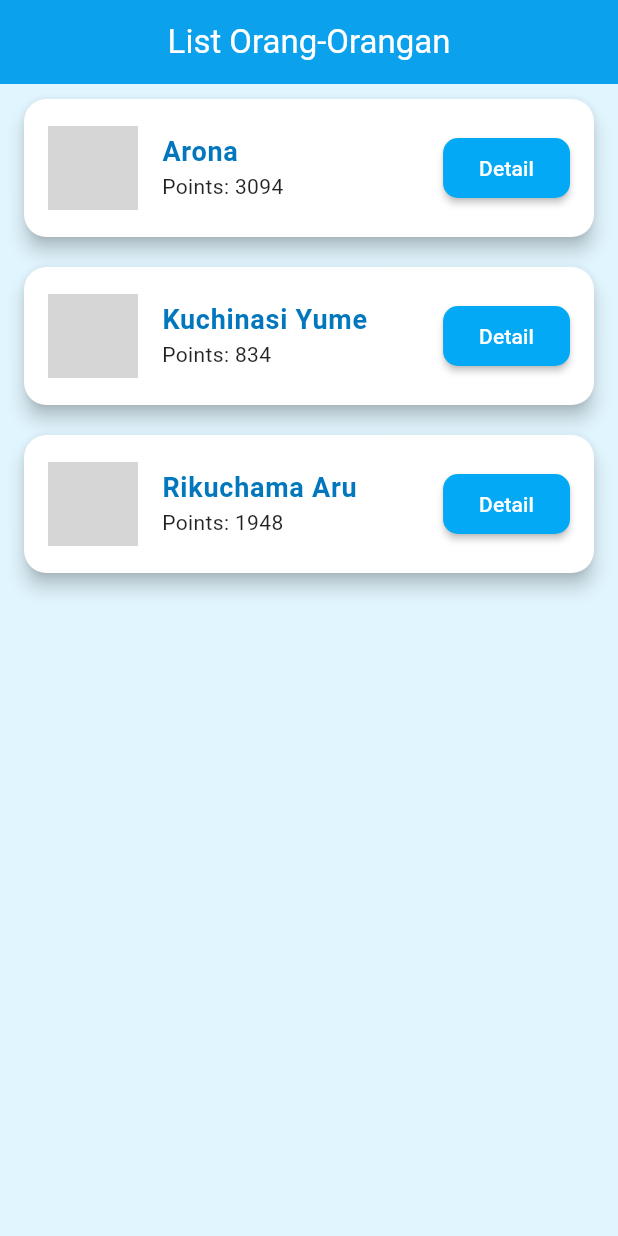
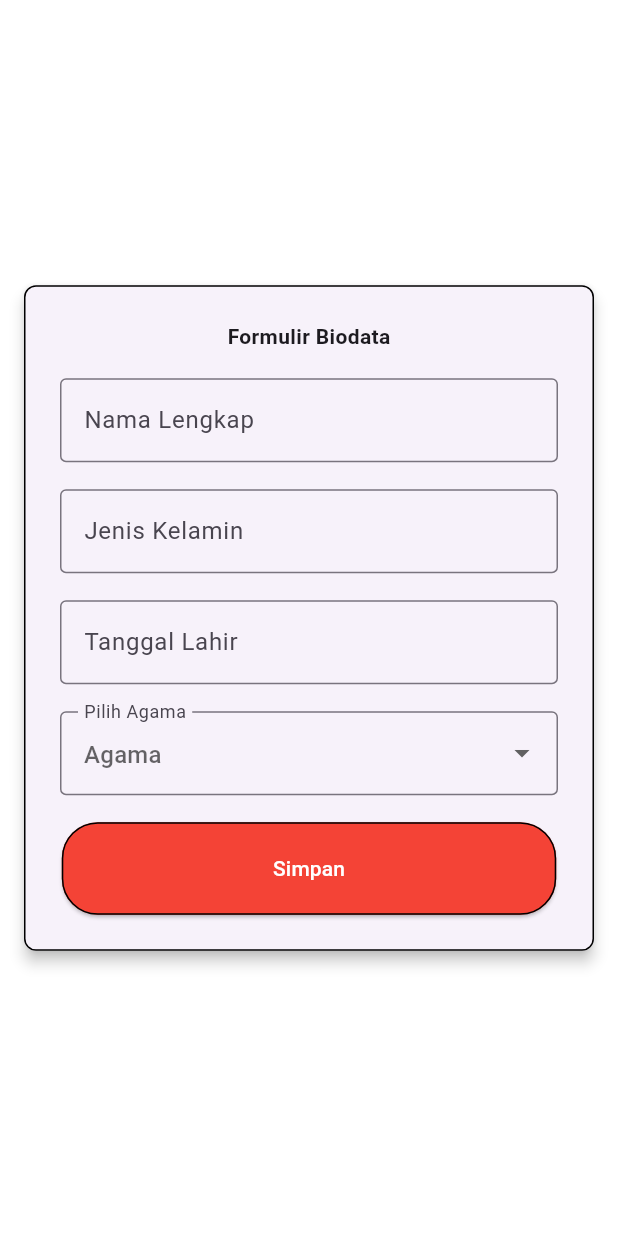
Before and after one commit to Eza-kai/flutter-XII-rpl, a Flutter app: the screen it shows after launch, on a phone screen of 412 x 824 dp. Run offline on Flutter 3.47's test engine with Material 3 defaults, Android fonts, the phone set to English and light mode, and no system bars; grey boxes are pictures that could not be loaded.

Commit message:
Belajar Form

```diff
--- /dev/null
+++ b/lib/belajar_form/form_screen.dart
@@ -0,0 +1,206 @@
+import 'package:belajar_flutter/helpers/size_helper.dart';
+import 'package:belajar_flutter/belajar_form/form_output_screen.dart';
+import 'package:flutter/material.dart';
+import 'package:intl/intl.dart';
+
+class BelajarForm extends StatefulWidget {
+  const BelajarForm({super.key});
+
+  @override
+  State<BelajarForm> createState() => BelajarFormState();
+}
+
+class BelajarFormState extends State<BelajarForm> {
+  final _formKey = GlobalKey<FormState>();
+  final _scaffoldKey = GlobalKey<ScaffoldState>();
+
+  // mendeskripsikan variabel input
+  TextEditingController namaController = TextEditingController();
+  TextEditingController jkController = TextEditingController();
+  TextEditingController tglLahirController = TextEditingController();
+  String _pilihAgama = "";
+
+  final List<String> agama = [
+    "Islam",
+    "Protestan",
+    "Katolik",
+    "Budha",
+    "Atheis"
+  ];
+
+  @override
+  void initState() {
+    tglLahirController.text = "";
+    super.initState();
+  }
+
+  @override
+  Widget build(BuildContext context) {
+    return SafeArea(
+      child: Container(
+        height: double.infinity,
+        width: double.infinity,
+        child: Center(
+          child: SingleChildScrollView(
+            child: Column(
+              mainAxisAlignment: MainAxisAlignment.center,
+              children: [
+                Card(
+                  elevation: 4,
+                  margin: EdgeInsets.all(16),
+                  shape: RoundedRectangleBorder(
+                    side: BorderSide(color: Colors.black),
+                    borderRadius: BorderRadius.circular(8),
+                  ),
+                  child: Padding(
+                    padding: EdgeInsets.all(24),
+                    child: Form(
+                      key: _formKey,
+                      child: Column(
+                        mainAxisAlignment: MainAxisAlignment.center,
+                        children: [
+                          Text(
+                            "Formulir Biodata",
+                            style: TextStyle(fontWeight: FontWeight.bold),
+                          ),
+                          SizedBox(height: 18),
+                          TextFormField(
+                            controller: namaController,
+                            decoration: InputDecoration(
+                              hintText: "Nama Lengkap",
+                              border: OutlineInputBorder(),
+                            ),
+                            validator: (value) {
+                              if (value!.isEmpty) {
+                                return 'Input Nama';
+                              }
+                              return null;
+                            },
+                          ),
+                          SizedBox(height: 18),
+                          TextFormField(
+                            controller: jkController,
+                            decoration: InputDecoration(
+                              hintText: "Jenis Kelamin",
+                              border: OutlineInputBorder(),
+                            ),
+                            validator: (value) {
+                              if (value!.isEmpty) {
+                                return 'Input Jenis Kelamin';
+                              }
+                              return null;
+                            },
+                          ),
+                          SizedBox(height: 18),
+                          TextFormField(
+                            controller: tglLahirController,
+                            decoration: InputDecoration(
+                              hintText: "Tanggal Lahir",
+                              border: OutlineInputBorder(),
+                            ),
+                            validator: (value) {
+                              if (value!.isEmpty) {
+                                return 'Input Tanggal Lahir';
+                              }
+                              return null;
+                            },
+                            onTap: () async {
+                              DateTime? pickedDate = await showDatePicker(
+                                context: context,
+                                initialDate: DateTime.now(),
+                                firstDate: DateTime(1900),
+                                lastDate: DateTime(2100),
+                              );
+                              if (pickedDate != null) {
+                                String tgl =
+                                    DateFormat('yyyy-MM-dd').format(pickedDate);
+                                setState(() {
+                                  tglLahirController.text = tgl;
+                                });
+                              } else {
+                                print("tanggal tidak dipilih");
+                              }
+                            },
+                          ),
+                          SizedBox(height: 18),
+                          DropdownButtonFormField(
+                            decoration: InputDecoration(
+                              hintText: "Agama",
+                              labelText: "Pilih Agama",
+                              border: OutlineInputBorder(),
+                            ),
+                            items: agama.map((String items) {
+                              return DropdownMenuItem(
+                                value: items,
+                                child: Text(items),
+                              );
+                            }).toList(),
+                            onChanged: (String? newValue) {
+                              setState(() {
+                                _pilihAgama = newValue!;
+                              });
+                            },
+                          ),
+                          SizedBox(height: 18),
+                          SizedBox(
+                            width: displayWidth(context) * 0.8,
+                            height: displayHeight(context) * 0.075,
+                            child: ElevatedButton(
+                              style: ButtonStyle(
+                                backgroundColor:
+                                    MaterialStateProperty.all(Colors.red),
+                                shape: MaterialStateProperty.all<
+                                    RoundedRectangleBorder>(
+                                  RoundedRectangleBorder(
+                                    borderRadius:
+                                        BorderRadius.circular(24),
+                                    side: BorderSide(color: Colors.black),
+                                  ),
+                                ),
+                              ),
+                              child: Text(
+                                "Simpan",
+                                style: TextStyle(color: Colors.white),
+                              ),
+                              onPressed: () {
+                                _submit();
+                              },
+                            ),
+                          ),
+                        ],
+                      ),
+                    ),
+                  ),
+                ),
+              ],
+            ),
+          ),
+        ),
+      ),
+    );
+  }
+
+  void _submit() {
+    final isValid = _formKey.currentState!.validate();
+    if (!isValid) {
+      return;
+    } else {
+      _formKey.currentState!.save();
+      String nama = namaController.text;
+      String jk = jkController.text;
+      String agama = _pilihAgama;
+      String tglLahir = tglLahirController.text;
+      Navigator.push(
+        context,
+        MaterialPageRoute(
+          builder: (context) => OutputFormScreen(
+            nama: nama,
+            jk: jk,
+            tglLahir: tglLahir,
+            agama: agama,
+          ),
+        ),
+      );
+    }
+  }
+}
--- /dev/null
+++ b/lib/helpers/size_helper.dart
@@ -0,0 +1,16 @@
+import 'package:flutter/material.dart';
+
+Size displaySize(BuildContext context) {
+  debugPrint('Size = ' + MediaQuery.of(context).size.toString());
+  return MediaQuery.of(context).size;
+}
+
+double displayHeight(BuildContext context) {
+  debugPrint('Height = ' + displaySize(context).height.toString());
+  return displaySize(context).height;
+}
+
+double displayWidth(BuildContext context) {
+  debugPrint('Width = ' + displaySize(context).width.toString());
+  return displaySize(context).width;
+}
--- a/lib/main.dart
+++ b/lib/main.dart
@@ -1,5 +1,6 @@
 // ignore_for_file: prefer_const_constructors
 
+import 'package:belajar_flutter/belajar_form/form_screen.dart';
 import 'package:belajar_flutter/container/lat.dart';
 import 'package:belajar_flutter/list_view/contoh_dua.dart';
 import 'package:belajar_flutter/list_view/contoh_empat.dart';
@@ -27,7 +28,7 @@ class BelajarFlutter extends StatelessWidget {
   Widget build(BuildContext context) {
     return MaterialApp(
         debugShowCheckedModeBanner: false,
-        home: LatihanProfile());
+        home: BelajarForm());
   }
 }
 
--- a/pubspec.yaml
+++ b/pubspec.yaml
@@ -35,6 +35,7 @@ dependencies:
   # The following adds the Cupertino Icons font to your application.
   # Use with the CupertinoIcons class for iOS style icons.
   cupertino_icons: ^1.0.2
+  intl: ^0.19.0
 
 dev_dependencies:
   flutter_test:
```
Also changed, not shown: lib/belajar_form/form_output_screen.dart (added, +178 -0 lines), assets/images/Kunci.jpg (added), assets/images/biru.jpg (added), pubspec.lock.
